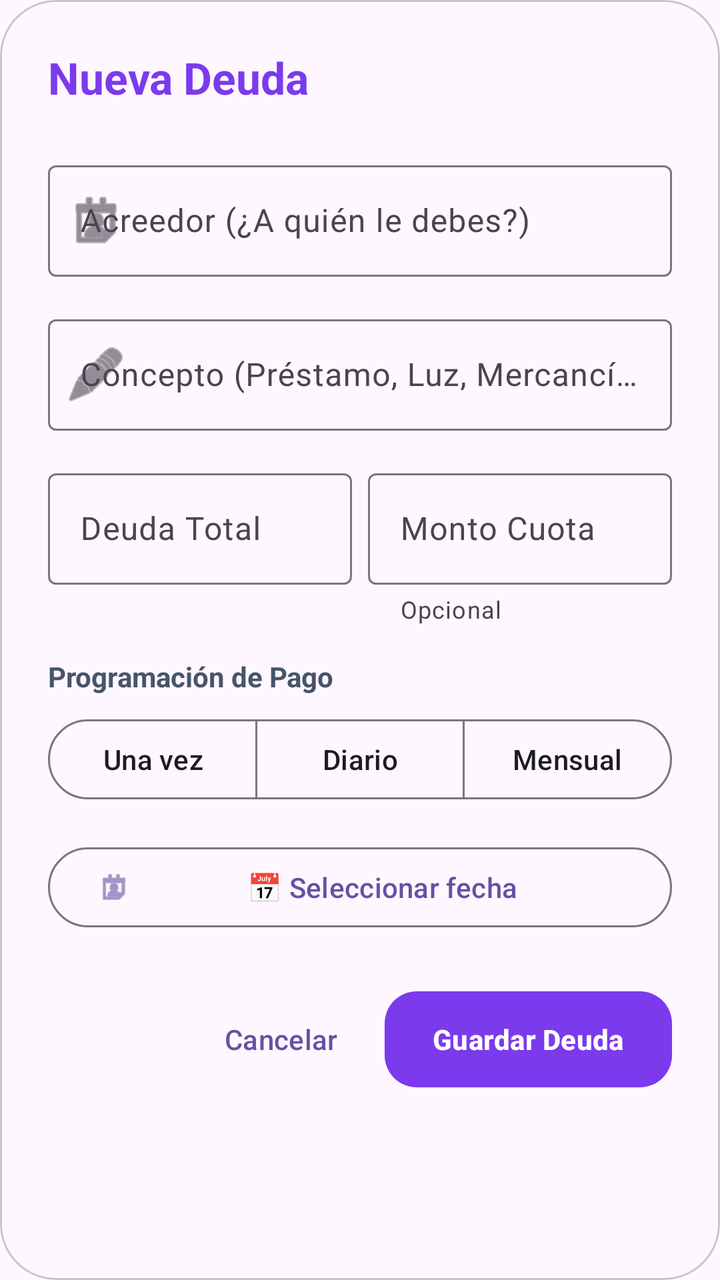
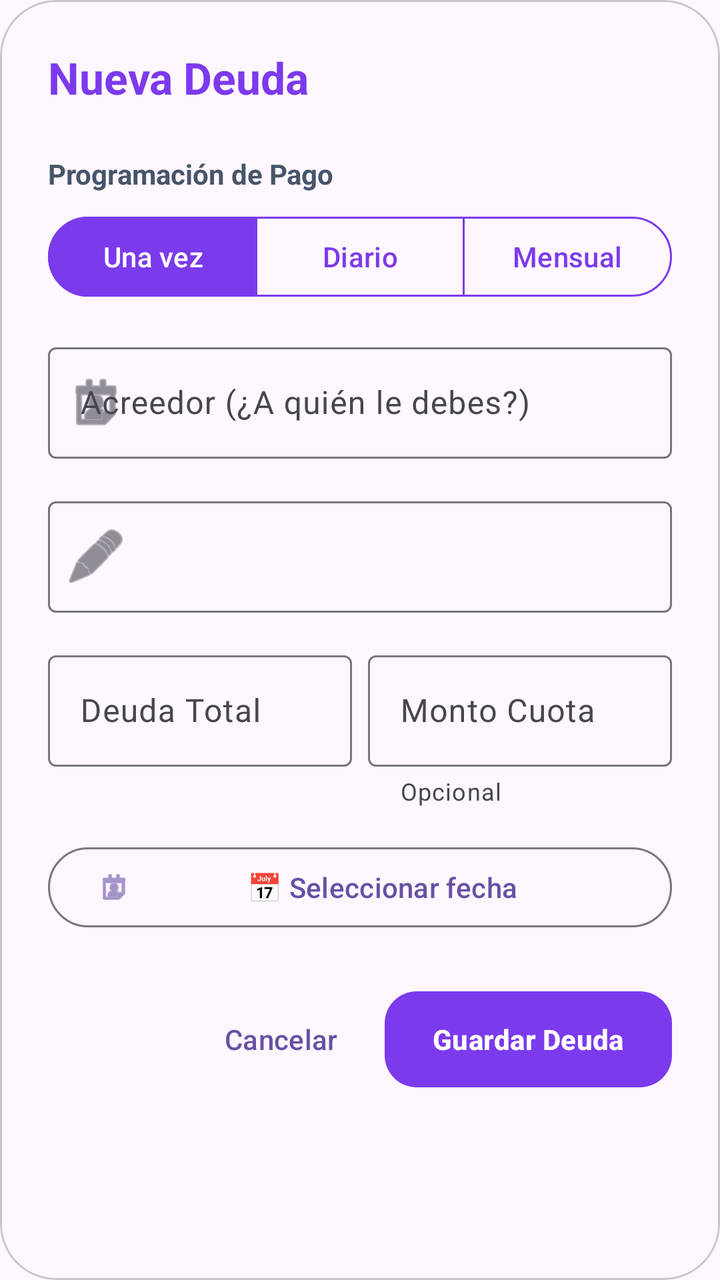

Compare the two renders of this Android layout. The source of the first and the diff that turns it into the second are given below.
<!-- AndroidManifest.xml: application theme Theme.Naxor -->
<!-- res/layout/dialog_add_business_debt.xml -->
<?xml version="1.0" encoding="utf-8"?>
<com.google.android.material.card.MaterialCardView xmlns:android="http://schemas.android.com/apk/res/android"
    xmlns:app="http://schemas.android.com/apk/res-auto"
    android:layout_width="match_parent"
    android:layout_height="wrap_content"
    app:cardBackgroundColor="?attr/colorSurface"
    app:cardCornerRadius="28dp"
    app:cardElevation="0dp">

    <androidx.core.widget.NestedScrollView
        android:layout_width="match_parent"
        android:layout_height="wrap_content">

        <LinearLayout
            android:layout_width="match_parent"
            android:layout_height="wrap_content"
            android:orientation="vertical"
            android:padding="24dp">

            <TextView
                android:layout_width="wrap_content"
                android:layout_height="wrap_content"
                android:text="Nueva Deuda"
                android:textSize="22sp"
                android:textStyle="bold"
                android:textColor="@color/purple_600"
                android:layout_marginBottom="24dp" />

            <com.google.android.material.textfield.TextInputLayout
                style="?attr/textInputOutlinedStyle"
                android:layout_width="match_parent"
                android:layout_height="wrap_content"
                android:hint="Acreedor (¿A quién le debes?)"
                app:startIconDrawable="@android:drawable/ic_menu_my_calendar"
                android:layout_marginBottom="16dp">
                <com.google.android.material.textfield.TextInputEditText
                    android:id="@+id/etDebtAcreedor"
                    android:layout_width="match_parent"
                    android:layout_height="wrap_content"
                    android:inputType="textCapWords" />
            </com.google.android.material.textfield.TextInputLayout>

            <com.google.android.material.textfield.TextInputLayout
                style="?attr/textInputOutlinedStyle"
                android:layout_width="match_parent"
                android:layout_height="wrap_content"
                android:hint="Concepto (Préstamo, Luz, Mercancía)"
                app:startIconDrawable="@android:drawable/ic_menu_edit"
                android:layout_marginBottom="16dp">
                <com.google.android.material.textfield.TextInputEditText
                    android:id="@+id/etDebtConcepto"
                    android:layout_width="match_parent"
                    android:layout_height="wrap_content"
                    android:inputType="textCapSentences" />
            </com.google.android.material.textfield.TextInputLayout>

            <LinearLayout
                android:layout_width="match_parent"
                android:layout_height="wrap_content"
                android:orientation="horizontal"
                android:baselineAligned="false"
                android:layout_marginBottom="16dp">

                <com.google.android.material.textfield.TextInputLayout
                    android:id="@+id/layoutDebtMontoTotal"
                    style="?attr/textInputOutlinedStyle"
                    android:layout_width="0dp"
                    android:layout_height="wrap_content"
                    android:layout_weight="1"
                    android:hint="Deuda Total"
                    app:prefixText="S/ "
                    android:layout_marginEnd="8dp">
                    <com.google.android.material.textfield.TextInputEditText
                        android:id="@+id/etDebtMontoTotal"
                        android:layout_width="match_parent"
                        android:layout_height="wrap_content"
                        android:inputType="numberDecimal" />
                </com.google.android.material.textfield.TextInputLayout>

                <com.google.android.material.textfield.TextInputLayout
                    android:id="@+id/layoutDebtMontoCuota"
                    style="?attr/textInputOutlinedStyle"
                    android:layout_width="0dp"
                    android:layout_height="wrap_content"
                    android:layout_weight="1"
                    android:hint="Monto Cuota"
                    app:prefixText="S/ "
                    app:helperText="Opcional">
                    <com.google.android.material.textfield.TextInputEditText
                        android:id="@+id/etDebtMontoCuota"
                        android:layout_width="match_parent"
                        android:layout_height="wrap_content"
                        android:inputType="numberDecimal" />
                </com.google.android.material.textfield.TextInputLayout>
            </LinearLayout>

            <TextView
                android:layout_width="wrap_content"
                android:layout_height="wrap_content"
                android:text="Programación de Pago"
                android:textSize="14sp"
                android:textStyle="bold"
                android:textColor="@color/slate_600"
                android:layout_marginBottom="8dp" />

            <com.google.android.material.button.MaterialButtonToggleGroup
                android:id="@+id/toggleDebtRecurrence"
                android:layout_width="match_parent"
                android:layout_height="wrap_content"
                app:singleSelection="true"
                app:selectionRequired="true"
                android:layout_marginBottom="16dp">
                <com.google.android.material.button.MaterialButton
                    android:id="@+id/btnRecurrenceNone"
                    style="@style/Widget.Material3.Button.OutlinedButton"
                    android:layout_width="0dp"
                    android:layout_height="wrap_content"
                    android:layout_weight="1"
                    android:text="Una vez" />
                <com.google.android.material.button.MaterialButton
                    android:id="@+id/btnRecurrenceDaily"
                    style="@style/Widget.Material3.Button.OutlinedButton"
                    android:layout_width="0dp"
                    android:layout_height="wrap_content"
                    android:layout_weight="1"
                    android:text="Diario" />
                <com.google.android.material.button.MaterialButton
                    android:id="@+id/btnRecurrenceMonthly"
                    style="@style/Widget.Material3.Button.OutlinedButton"
                    android:layout_width="0dp"
                    android:layout_height="wrap_content"
                    android:layout_weight="1"
                    android:text="Mensual" />
            </com.google.android.material.button.MaterialButtonToggleGroup>

            <com.google.android.material.button.MaterialButton
                android:id="@+id/btnDebtDatePicker"
                style="@style/Widget.Material3.Button.OutlinedButton"
                android:layout_width="match_parent"
                android:layout_height="wrap_content"
                android:text="📅 Seleccionar fecha"
                app:icon="@android:drawable/ic_menu_my_calendar"
                android:layout_marginBottom="16dp" />

            <com.google.android.material.textfield.TextInputLayout
                android:id="@+id/layoutDebtMonthlyDay"
                style="?attr/textInputOutlinedStyle"
                android:layout_width="match_parent"
                android:layout_height="wrap_content"
                android:hint="Día de cada mes (1-31)"
                android:visibility="gone"
                android:layout_marginBottom="16dp">
                <com.google.android.material.textfield.TextInputEditText
                    android:id="@+id/etDebtMonthlyDay"
                    android:layout_width="match_parent"
                    android:layout_height="wrap_content"
                    android:inputType="number"
                    android:maxLength="2" />
            </com.google.android.material.textfield.TextInputLayout>

            <LinearLayout
                android:layout_width="match_parent"
                android:layout_height="wrap_content"
                android:orientation="horizontal"
                android:gravity="end"
                android:layout_marginTop="8dp">

                <com.google.android.material.button.MaterialButton
                    android:id="@+id/btnCancelDebt"
                    style="@style/Widget.Material3.Button.TextButton"
                    android:layout_width="wrap_content"
                    android:layout_height="56dp"
                    android:text="Cancelar"
                    android:layout_marginEnd="8dp" />

                <com.google.android.material.button.MaterialButton
                    android:id="@+id/btnSaveDebt"
                    android:layout_width="wrap_content"
                    android:layout_height="56dp"
                    android:text="Guardar Deuda"
                    android:textStyle="bold"
                    app:backgroundTint="@color/purple_600"
                    app:cornerRadius="16dp" />
            </LinearLayout>
        </LinearLayout>
    </androidx.core.widget.NestedScrollView>
</com.google.android.material.card.MaterialCardView>
<!-- resources referenced by this layout -->
<resources>
  <color name="purple_600">#7C3AED</color>
  <color name="slate_600">#475569</color>
  <style name="Theme.Naxor" parent="Base.Theme.Naxor" />
  <style name="Base.Theme.Naxor" parent="Theme.Material3.DayNight.NoActionBar">
          
          
      </style>
</resources>

<!-- the commit's change to res/layout/dialog_add_business_debt.xml (unified diff, before → after) -->
@@ -26,7 +26,92 @@
                 android:textColor="@color/purple_600"
                 android:layout_marginBottom="24dp" />
 
+            <TextView
+                android:layout_width="wrap_content"
+                android:layout_height="wrap_content"
+                android:text="Programación de Pago"
+                android:textSize="14sp"
+                android:textStyle="bold"
+                android:textColor="@color/slate_600"
+                android:layout_marginBottom="8dp" />
+
+            <com.google.android.material.button.MaterialButtonToggleGroup
+                android:id="@+id/toggleDebtRecurrence"
+                android:layout_width="match_parent"
+                android:layout_height="wrap_content"
+                app:singleSelection="true"
+                app:selectionRequired="true"
+                app:checkedButton="@id/btnRecurrenceNone"
+                android:layout_marginBottom="16dp">
+                <com.google.android.material.button.MaterialButton
+                    android:id="@+id/btnRecurrenceNone"
+                    style="@style/Widget.App.Button.Toggle"
+                    android:layout_width="0dp"
+                    android:layout_height="wrap_content"
+                    android:layout_weight="1"
+                    android:text="Una vez" />
+                <com.google.android.material.button.MaterialButton
+                    android:id="@+id/btnRecurrenceDaily"
+                    style="@style/Widget.App.Button.Toggle"
+                    android:layout_width="0dp"
+                    android:layout_height="wrap_content"
+                    android:layout_weight="1"
+                    android:text="Diario" />
+                <com.google.android.material.button.MaterialButton
+                    android:id="@+id/btnRecurrenceMonthly"
+                    style="@style/Widget.App.Button.Toggle"
+                    android:layout_width="0dp"
+                    android:layout_height="wrap_content"
+                    android:layout_weight="1"
+                    android:text="Mensual" />
+            </com.google.android.material.button.MaterialButtonToggleGroup>
+
+            
+            <LinearLayout
+                android:id="@+id/layoutMonthlyType"
+                android:layout_width="match_parent"
+                android:layout_height="wrap_content"
+                android:orientation="vertical"
+                android:visibility="gone"
+                android:layout_marginBottom="24dp">
+
+                <TextView
+                    android:layout_width="wrap_content"
+                    android:layout_height="wrap_content"
+                    android:text="Tipo de Pago Mensual"
+                    android:textSize="12sp"
+                    android:textStyle="bold"
+                    android:textColor="@color/slate_600"
+                    android:layout_marginBottom="8dp" />
+
+                <com.google.android.material.button.MaterialButtonToggleGroup
+                    android:id="@+id/toggleMonthlySubType"
+                    android:layout_width="match_parent"
+                    android:layout_height="wrap_content"
+                    app:singleSelection="true"
+                    app:selectionRequired="true"
+                    app:checkedButton="@id/btnMonthlyPerson">
+                    <com.google.android.material.button.MaterialButton
+                        android:id="@+id/btnMonthlyPerson"
+                        style="@style/Widget.App.Button.Toggle"
+                        android:layout_width="0dp"
+                        android:layout_height="wrap_content"
+                        android:layout_weight="1"
+                        android:text="👤 Persona"
+                        android:textSize="11sp" />
+                    <com.google.android.material.button.MaterialButton
+                        android:id="@+id/btnMonthlyService"
+                        style="@style/Widget.App.Button.Toggle"
+                        android:layout_width="0dp"
+                        android:layout_height="wrap_content"
+                        android:layout_weight="1"
+                        android:text="⚡ Servicio"
+                        android:textSize="11sp" />
+                </com.google.android.material.button.MaterialButtonToggleGroup>
+            </LinearLayout>
+
             <com.google.android.material.textfield.TextInputLayout
+                android:id="@+id/layoutDebtAcreedor"
                 style="?attr/textInputOutlinedStyle"
                 android:layout_width="match_parent"
                 android:layout_height="wrap_content"
@@ -41,10 +126,10 @@
             </com.google.android.material.textfield.TextInputLayout>
 
             <com.google.android.material.textfield.TextInputLayout
+                android:id="@+id/layoutDebtConcepto"
                 style="?attr/textInputOutlinedStyle"
                 android:layout_width="match_parent"
                 android:layout_height="wrap_content"
-                android:hint="Concepto (Préstamo, Luz, Mercancía)"
                 app:startIconDrawable="@android:drawable/ic_menu_edit"
                 android:layout_marginBottom="16dp">
                 <com.google.android.material.textfield.TextInputEditText
@@ -93,45 +178,6 @@
                         android:inputType="numberDecimal" />
                 </com.google.android.material.textfield.TextInputLayout>
             </LinearLayout>
-
-            <TextView
-                android:layout_width="wrap_content"
-                android:layout_height="wrap_content"
-                android:text="Programación de Pago"
-                android:textSize="14sp"
-                android:textStyle="bold"
-                android:textColor="@color/slate_600"
-                android:layout_marginBottom="8dp" />
-
-            <com.google.android.material.button.MaterialButtonToggleGroup
-                android:id="@+id/toggleDebtRecurrence"
-                android:layout_width="match_parent"
-                android:layout_height="wrap_content"
-                app:singleSelection="true"
-                app:selectionRequired="true"
-                android:layout_marginBottom="16dp">
-                <com.google.android.material.button.MaterialButton
-                    android:id="@+id/btnRecurrenceNone"
-                    style="@style/Widget.Material3.Button.OutlinedButton"
-                    android:layout_width="0dp"
-                    android:layout_height="wrap_content"
-                    android:layout_weight="1"
-                    android:text="Una vez" />
-                <com.google.android.material.button.MaterialButton
-                    android:id="@+id/btnRecurrenceDaily"
-                    style="@style/Widget.Material3.Button.OutlinedButton"
-                    android:layout_width="0dp"
-                    android:layout_height="wrap_content"
-                    android:layout_weight="1"
-                    android:text="Diario" />
-                <com.google.android.material.button.MaterialButton
-                    android:id="@+id/btnRecurrenceMonthly"
-                    style="@style/Widget.Material3.Button.OutlinedButton"
-                    android:layout_width="0dp"
-                    android:layout_height="wrap_content"
-                    android:layout_weight="1"
-                    android:text="Mensual" />
-            </com.google.android.material.button.MaterialButtonToggleGroup>
 
             <com.google.android.material.button.MaterialButton
                 android:id="@+id/btnDebtDatePicker"
<!-- resource entries referenced after the edit -->
@@ -2,6 +2,11 @@
 <resources>
   <color name="purple_600">#7C3AED</color>
   <color name="slate_600">#475569</color>
+  <style name="Widget.App.Button.Toggle" parent="Widget.Material3.Button.OutlinedButton">
+          <item name="android:textColor">@color/toggle_text_color</item>
+          <item name="backgroundTint">@color/toggle_background_color</item>
+          <item name="strokeColor">@color/purple_600</item>
+      </style>
   <style name="Theme.Naxor" parent="Base.Theme.Naxor" />
   <style name="Base.Theme.Naxor" parent="Theme.Material3.DayNight.NoActionBar">
           
